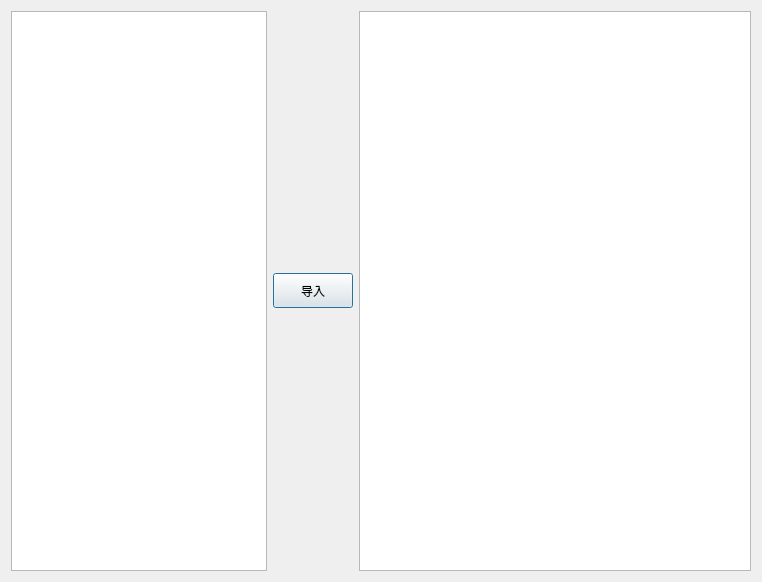
Above: ui_page/page_one.ui from fengyec2/StudentGradeTracker before the change. Below: the same form after it.
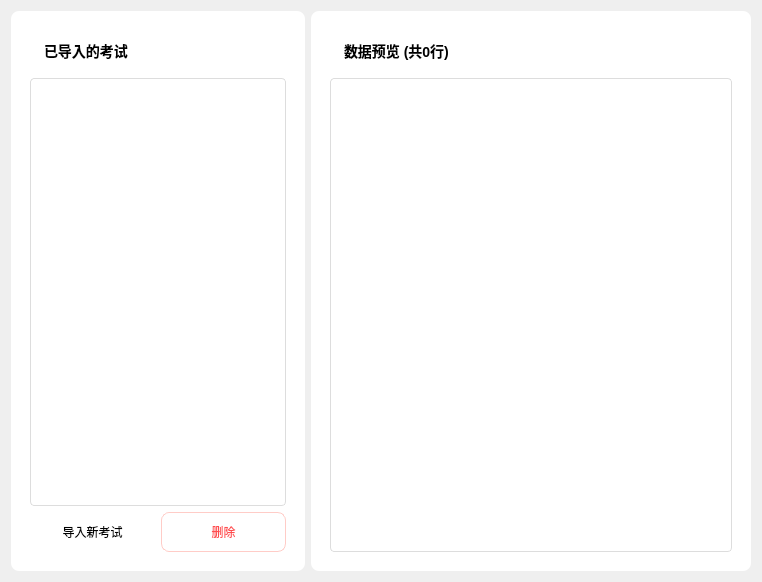
That is the form after the change. Icons and pictures are not drawn. Custom widgets are drawn as their Qt base class.

Commit message: Refactor page_one UI to enhance layout structure, improve styling, and add functionality for exam import and deletion

```diff
--- a/ui_page/page_one.ui
+++ b/ui_page/page_one.ui
@@ -15,51 +15,135 @@
   </property>
   <layout class="QHBoxLayout" name="horizontalLayout">
    <item>
-    <widget class="QListView" name="listView">
+    <widget class="QFrame" name="leftPanel">
      <property name="sizePolicy">
-      <sizepolicy hsizetype="Minimum" vsizetype="Expanding">
+      <sizepolicy hsizetype="Maximum" vsizetype="Preferred">
        <horstretch>0</horstretch>
        <verstretch>0</verstretch>
       </sizepolicy>
      </property>
-     <property name="maximumSize">
-      <size>
-       <width>16777215</width>
-       <height>16777215</height>
-      </size>
+     <property name="styleSheet">
+      <string notr="true">
+        background-color: white;
+        border-radius: 8px;
+        padding: 10px;
+      </string>
      </property>
+     <layout class="QVBoxLayout" name="leftLayout">
+      <item>
+       <widget class="QLabel" name="labelExamList">
+        <property name="styleSheet">
+         <string notr="true">font-weight: bold; font-size: 14px;</string>
+        </property>
+        <property name="text">
+         <string>已导入的考试</string>
+        </property>
+       </widget>
+      </item>
+      <item>
+       <widget class="QListView" name="listView">
+        <property name="styleSheet">
+         <string notr="true">
+           QListView {
+             border: 1px solid #ddd;
+             border-radius: 4px;
+             padding: 5px;
+           }
+           QListView::item {
+             padding: 8px;
+             border-bottom: 1px solid #eee;
+           }
+           QListView::item:hover {
+             background-color: #f0f7ff;
+           }
+           QListView::item:selected {
+             background-color: #e1f0ff;
+             color: #0066cc;
+           }
+         </string>
+        </property>
+       </widget>
+      </item>
+      <item>
+       <layout class="QHBoxLayout" name="buttonLayout">
+        <item>
+         <widget class="PrimaryPushButton" name="pushButton">
+          <property name="text">
+           <string>导入新考试</string>
+          </property>
+          <property name="icon">
+           <iconset>
+            <normaloff>:/icons/import.svg</normaloff>:/icons/import.svg</iconset>
+          </property>
+         </widget>
+        </item>
+        <item>
+         <widget class="QPushButton" name="btnDelete">
+          <property name="styleSheet">
+           <string notr="true">
+             QPushButton {
+               color: #ff4d4f;
+               border: 1px solid #ffccc7;
+             }
+             QPushButton:hover {
+               background-color: #fff2f0;
+             }
+           </string>
+          </property>
+          <property name="text">
+           <string>删除</string>
+          </property>
+         </widget>
+        </item>
+       </layout>
+      </item>
+     </layout>
     </widget>
    </item>
    <item>
-    <widget class="PrimaryPushButton" name="pushButton">
-     <property name="sizePolicy">
-      <sizepolicy hsizetype="Preferred" vsizetype="Fixed">
-       <horstretch>0</horstretch>
-       <verstretch>0</verstretch>
-      </sizepolicy>
+    <widget class="QFrame" name="rightPanel">
+     <property name="styleSheet">
+      <string notr="true">
+        background-color: white;
+        border-radius: 8px;
+        padding: 10px;
+      </string>
      </property>
-     <property name="minimumSize">
-      <size>
-       <width>0</width>
-       <height>35</height>
-      </size>
-     </property>
-     <property name="font">
-      <font>
-       <family>Microsoft YaHei</family>
-      </font>
-     </property>
-     <property name="text">
-      <string>导入</string>
-     </property>
-     <property name="default">
-      <bool>true</bool>
-     </property>
+     <layout class="QVBoxLayout" name="rightLayout">
+      <item>
+       <widget class="QLabel" name="labelPreview">
+        <property name="styleSheet">
+         <string notr="true">font-weight: bold; font-size: 14px;</string>
+        </property>
+        <property name="text">
+         <string>数据预览 (共0行)</string>
+        </property>
+       </widget>
+      </item>
+      <item>
+       <widget class="QTableView" name="tableView">
+        <property name="styleSheet">
+         <string notr="true">
+           QTableView {
+             border: 1px solid #ddd;
+             border-radius: 4px;
+             gridline-color: #f0f0f0;
+           }
+           QHeaderView::section {
+             background-color: #f7f7f7;
+             padding: 5px;
+             border: none;
+           }
+         </string>
+        </property>
+        <property name="alternatingRowColors">
+         <bool>true</bool>
+        </property>
+       </widget>
+      </item>
+     </layout>
     </widget>
    </item>
-   <item>
-    <widget class="QTableView" name="tableView"/>
-   </item>
   </layout>
  </widget>
  <customwidgets>
```
The commit also changes 1 other file.
